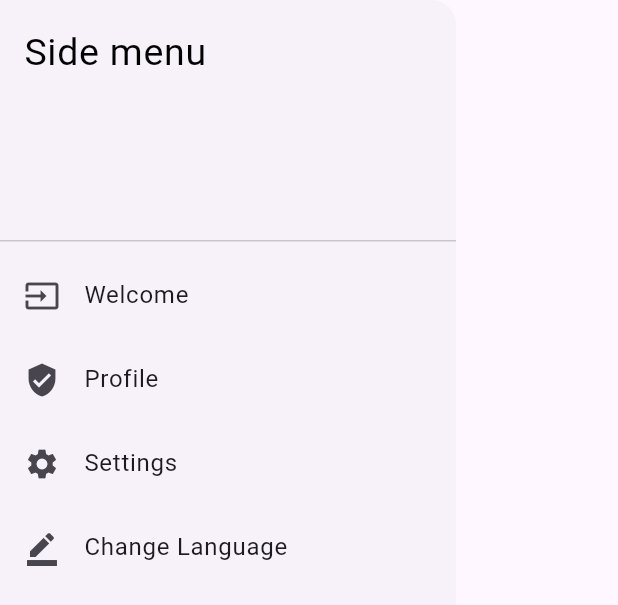
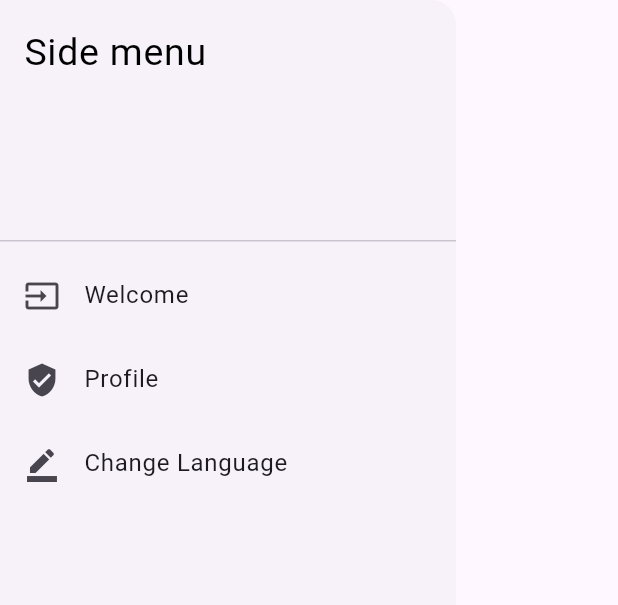
Before and after one commit to NeethaBabu/LanguageTransalation, a Flutter app: the NavDrawer widget shown alone on an empty page, opened directly, on a phone screen of 412 x 824 dp. Shown: the top 605 px of the screen. Run offline on Flutter 3.47's test engine with Material 3 defaults, Android fonts, the phone set to English and light mode, and no system bars; our stand-ins replace flutter_localization.

Commit message:
some pages removed

```diff
--- a/lib/pages/navdrawer.dart
+++ b/lib/pages/navdrawer.dart
@@ -37,11 +37,6 @@ class NavDrawer extends StatelessWidget {
             ),
           ),
           ListTile(
-            leading: const Icon(Icons.settings),
-            title: const Text('Settings'),
-            onTap: () => {Navigator.of(context).pop()},
-          ),
-          ListTile(
             leading: const Icon(Icons.border_color),
             title: const Text('Change Language'),
             onTap: () =>  Navigator.of(context).push(
@@ -50,11 +45,6 @@ class NavDrawer extends StatelessWidget {
               ),
             ),
           ),
-          // ListTile(
-          //   leading: Icon(Icons.exit_to_app),
-          //   title: Text('Logout'),
-          //   onTap: () => {Navigator.of(context).pop()},
-          // ),
         ],
       ),
     );
```
